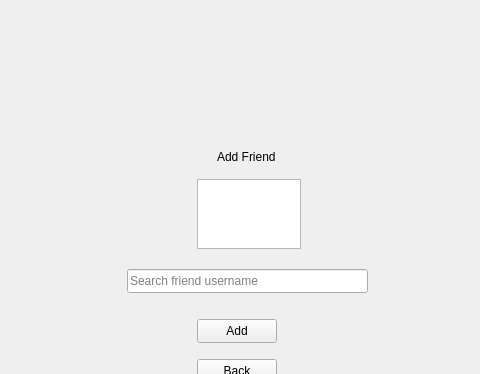
This is src/client_side/QtCode/mainmenuview.ui in nobourge/INFO-F209 as Qt 5 draws it before an edit; both pictures show x 182 to 662 and y 0 to 374 of the 820 by 624 pixel window. The edited form follows.
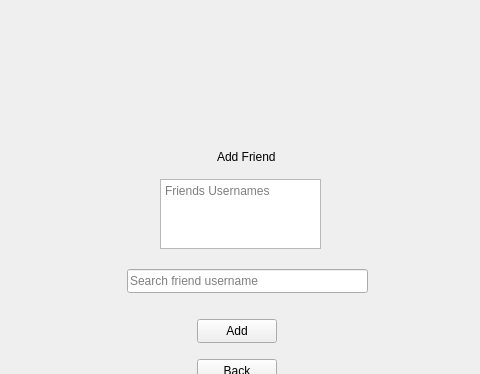
This is the edited form. The open tabs and pages were chosen to show the change. Icons and pictures are not drawn.

What changed in the file:
```diff
--- a/src/client_side/QtCode/mainmenuview.ui
+++ b/src/client_side/QtCode/mainmenuview.ui
@@ -3709,15 +3709,28 @@
          <widget class="QTextEdit" name="textEdit_DisplayFriendsAddFriend">
           <property name="geometry">
            <rect>
-            <x>370</x>
+            <x>333</x>
             <y>170</y>
-            <width>104</width>
+            <width>161</width>
             <height>70</height>
            </rect>
           </property>
           <property name="readOnly">
            <bool>true</bool>
           </property>
+          <property name="html">
+           <string>&lt;!DOCTYPE HTML PUBLIC &quot;-//W3C//DTD HTML 4.0//EN&quot; &quot;http://www.w3.org/TR/REC-html40/strict.dtd&quot;&gt;
+&lt;html&gt;&lt;head&gt;&lt;meta name=&quot;qrichtext&quot; content=&quot;1&quot; /&gt;&lt;meta charset=&quot;utf-8&quot; /&gt;&lt;style type=&quot;text/css&quot;&gt;
+p, li { white-space: pre-wrap; }
+&lt;/style&gt;&lt;/head&gt;&lt;body style=&quot; font-family:'.AppleSystemUIFont'; font-size:13pt; font-weight:400; font-style:normal;&quot;&gt;
+&lt;p align=&quot;center&quot; style=&quot;-qt-paragraph-type:empty; margin-top:0px; margin-bottom:0px; margin-left:0px; margin-right:0px; -qt-block-indent:0; text-indent:0px;&quot;&gt;&lt;br /&gt;&lt;/p&gt;&lt;/body&gt;&lt;/html&gt;</string>
+          </property>
+          <property name="textInteractionFlags">
+           <set>Qt::TextSelectableByKeyboard|Qt::TextSelectableByMouse</set>
+          </property>
+          <property name="placeholderText">
+           <string>Friends Usernames</string>
+          </property>
          </widget>
          <widget class="QLineEdit" name="lineEdit_SearchFriendUsername">
           <property name="geometry">
```
Left out of the diff: 68 changed lines with no effect on the pictures.
